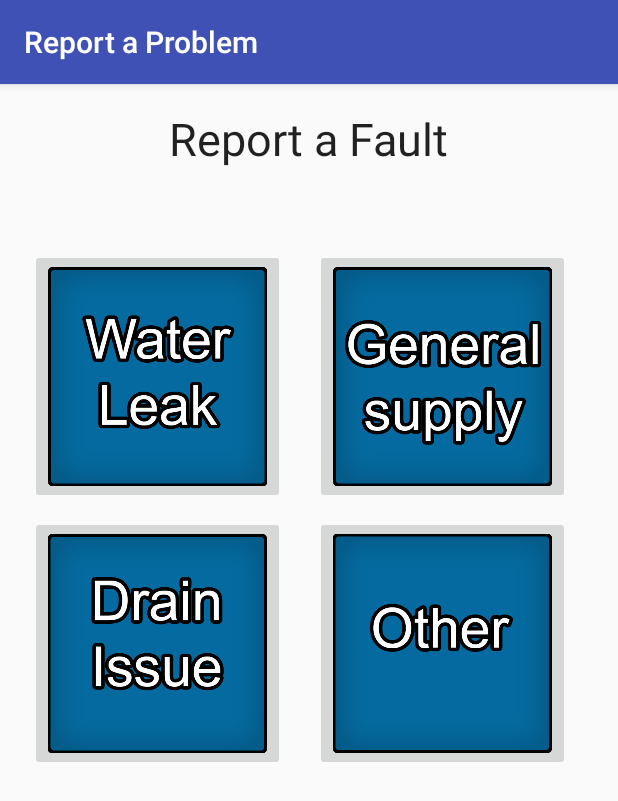
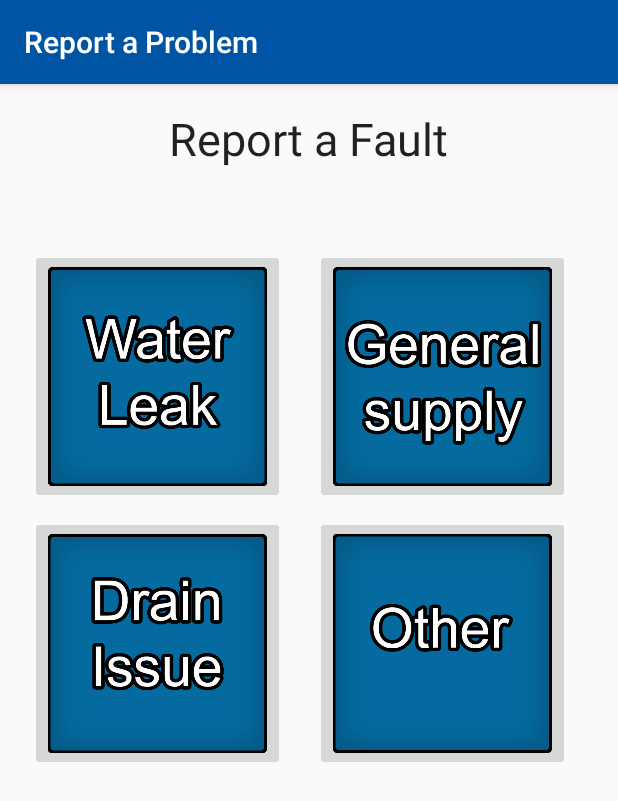
Before and after one commit to Adzwoolly/Water-Reporter, an Android app: the ReportProblemMain screen opened directly, with no data from a screen before it, on a phone screen of 412 x 824 dp. Shown: the top 801 px of the screen. Run offline under Robolectric (Android 15) with nearby library versions, the phone set to English and light mode, and no system bars.

Commit message:
Changed colours to match Severn Trent colours.

```diff
--- a/app/src/main/res/values/colors.xml
+++ b/app/src/main/res/values/colors.xml
@@ -1,6 +1,6 @@
 <?xml version="1.0" encoding="utf-8"?>
 <resources>
-    <color name="colorPrimary">#3F51B5</color>
-    <color name="colorPrimaryDark">#303F9F</color>
-    <color name="colorAccent">#FF4081</color>
+    <color name="colorPrimary">#0054A4</color>
+    <color name="colorPrimaryDark">#004789</color>
+    <color name="colorAccent">#00A94F</color>
 </resources>
```
